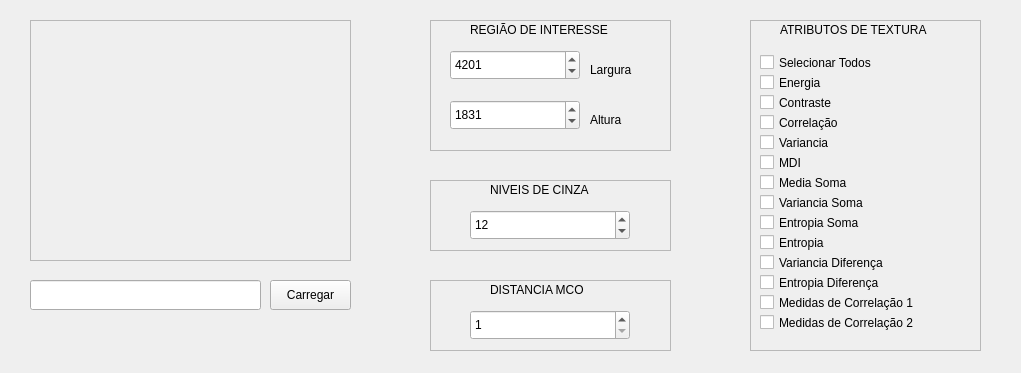
Above: mainwindow.ui from chr0m1ng/projetoWagyu before the change. Below: the same form after it.
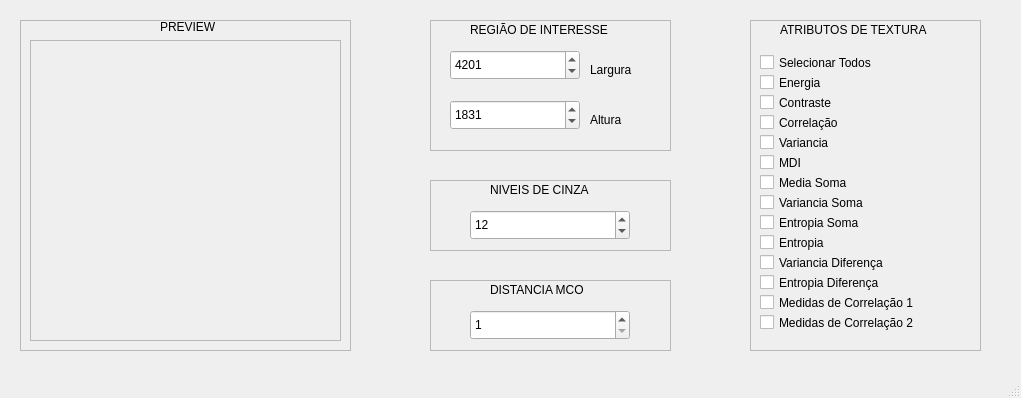
That is the form after the change.

What changed in the file:
```diff
--- a/mainwindow.ui
+++ b/mainwindow.ui
@@ -7,49 +7,13 @@
     <x>0</x>
     <y>0</y>
     <width>1021</width>
-    <height>373</height>
+    <height>398</height>
    </rect>
   </property>
   <property name="windowTitle">
    <string>Atributos Haralick</string>
   </property>
   <widget class="QWidget" name="centralWidget">
-   <widget class="QScrollArea" name="IMGPreviewSA">
-    <property name="geometry">
-     <rect>
-      <x>30</x>
-      <y>20</y>
-      <width>321</width>
-      <height>241</height>
-     </rect>
-    </property>
-    <property name="widgetResizable">
-     <bool>true</bool>
-    </property>
-    <widget class="QWidget" name="scrollAreaWidgetContents">
-     <property name="geometry">
-      <rect>
-       <x>0</x>
-       <y>0</y>
-       <width>319</width>
-       <height>239</height>
-      </rect>
-     </property>
-    </widget>
-   </widget>
-   <widget class="QPushButton" name="IMGCarregarPB">
-    <property name="geometry">
-     <rect>
-      <x>270</x>
-      <y>280</y>
-      <width>81</width>
-      <height>30</height>
-     </rect>
-    </property>
-    <property name="text">
-     <string>Carregar</string>
-    </property>
-   </widget>
    <widget class="QFrame" name="FrameROI">
     <property name="geometry">
      <rect>
@@ -447,20 +411,75 @@
      </property>
     </widget>
    </widget>
-   <widget class="QLineEdit" name="IMGCaminhoTB">
+   <widget class="QFrame" name="framePreview">
     <property name="geometry">
      <rect>
-      <x>30</x>
-      <y>280</y>
-      <width>231</width>
-      <height>30</height>
+      <x>20</x>
+      <y>20</y>
+      <width>331</width>
+      <height>331</height>
      </rect>
     </property>
-    <property name="readOnly">
-     <bool>true</bool>
+    <property name="frameShape">
+     <enum>QFrame::StyledPanel</enum>
     </property>
+    <property name="frameShadow">
+     <enum>QFrame::Raised</enum>
+    </property>
+    <widget class="QScrollArea" name="IMGPreviewSA">
+     <property name="geometry">
+      <rect>
+       <x>10</x>
+       <y>20</y>
+       <width>311</width>
+       <height>301</height>
+      </rect>
+     </property>
+     <property name="widgetResizable">
+      <bool>true</bool>
+     </property>
+     <widget class="QWidget" name="scrollAreaWidgetContents">
+      <property name="geometry">
+       <rect>
+        <x>0</x>
+        <y>0</y>
+        <width>309</width>
+        <height>299</height>
+       </rect>
+      </property>
+     </widget>
+    </widget>
+    <widget class="QLabel" name="label">
+     <property name="geometry">
+      <rect>
+       <x>140</x>
+       <y>0</y>
+       <width>59</width>
+       <height>14</height>
+      </rect>
+     </property>
+     <property name="text">
+      <string>PREVIEW</string>
+     </property>
+    </widget>
    </widget>
   </widget>
+  <widget class="QMenuBar" name="menuBar">
+   <property name="geometry">
+    <rect>
+     <x>0</x>
+     <y>0</y>
+     <width>1021</width>
+     <height>19</height>
+    </rect>
+   </property>
+  </widget>
+  <widget class="QStatusBar" name="statusBar"/>
+  <action name="actionAbrir">
+   <property name="text">
+    <string>Abrir...</string>
+   </property>
+  </action>
  </widget>
  <layoutdefault spacing="6" margin="11"/>
  <resources/>
```
